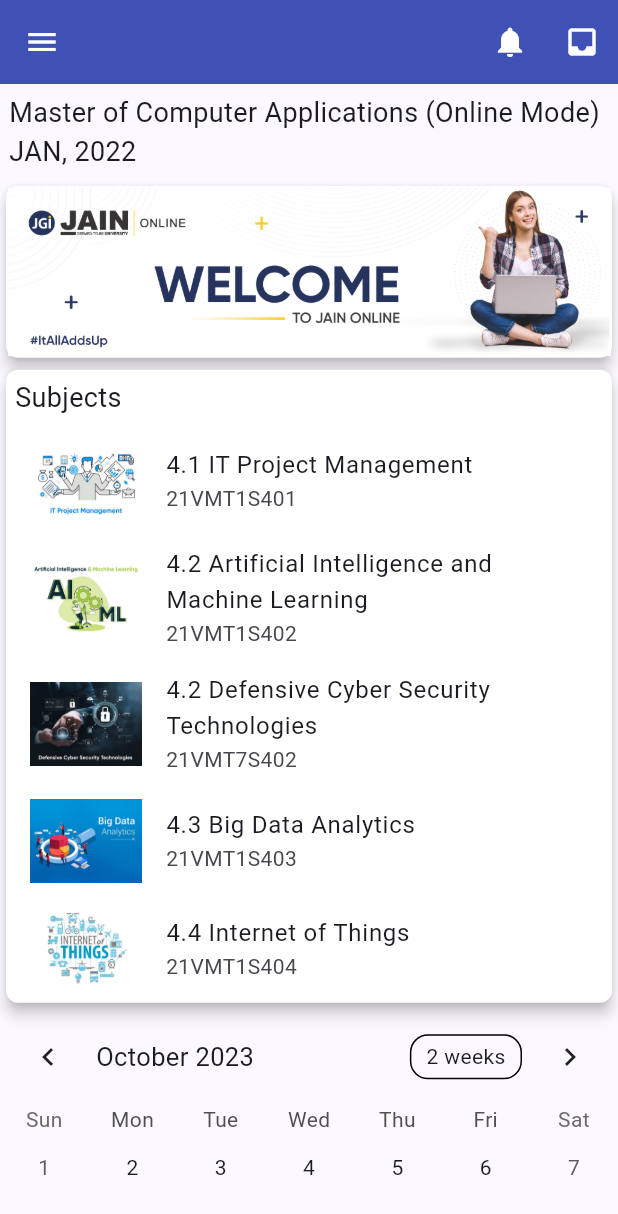
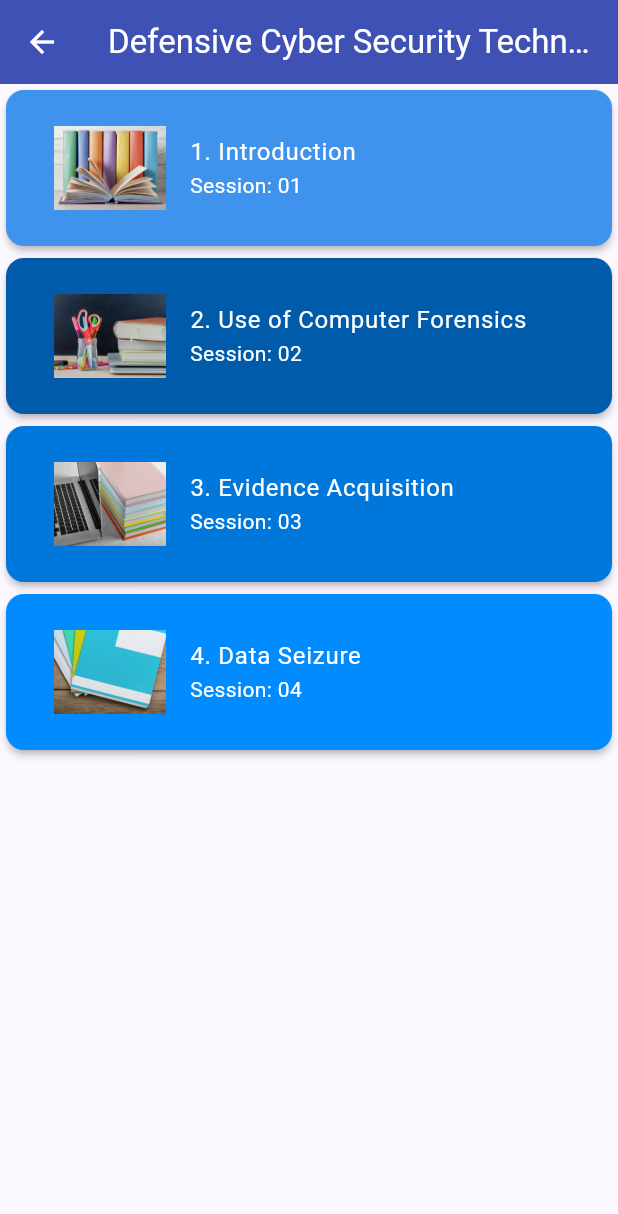
Before and after one commit to TutorialsAndroid/LMS, a Flutter app: the HomeScreen screen opened directly, after a tap on "4.2 Defensive Cyber Security Technologie", on a phone screen of 412 x 824 dp. Shown: the top 1214 px of the screen. Run offline on Flutter 3.47's test engine with Material 2 defaults, Android fonts, the phone set to English and light mode, and no system bars; drawn by our look-alikes of table_calendar; our stand-ins replace percent_indicator.

Commit message:
Added Defensive Cyber Security Recorded Session UI

```diff
--- a/lib/home_screen.dart
+++ b/lib/home_screen.dart
@@ -5,6 +5,7 @@ import 'package:lms/join_lecture.dart';
 import 'package:lms/main.dart';
 import 'package:lms/notifications_screen.dart';
 import 'package:lms/recorded_sessions_screens/ai_ml.dart';
+import 'package:lms/recorded_sessions_screens/defensive_cyber_sec.dart';
 import 'package:lms/recorded_sessions_screens/it_project_management.dart';
 
 import 'my_calendar_widget.dart';
@@ -193,7 +194,10 @@ class _HomeScreenState extends State<HomeScreen> {
                       title: const Text('4.2 Defensive Cyber Security Technologies'),
                       subtitle: const Text('21VMT7S402'),
                       onTap: () {
-                        //TODO
+                        Navigator.push(
+                            context,
+                            MaterialPageRoute(builder: (context) => const DefensiveCyberSec(title: 'Defensive Cyber Security Technologies'))
+                        );
                       },
                     ),
 
--- /dev/null
+++ b/lib/recorded_sessions_screens/defensive_cyber_sec.dart
@@ -0,0 +1,116 @@
+import 'package:flutter/material.dart';
+
+class DefensiveCyberSec extends StatefulWidget {
+  final String title;
+
+  const DefensiveCyberSec({super.key, required this.title});
+
+  @override
+  State<DefensiveCyberSec> createState() => _DefensiveCyberSecScreenState();
+}
+
+class _DefensiveCyberSecScreenState extends State<DefensiveCyberSec> {
+  @override
+  Widget build(BuildContext context) {
+    return Scaffold(
+        appBar: AppBar(
+          backgroundColor: Colors.indigo,
+          title: Text(
+            widget.title,
+            style: const TextStyle(color: Colors.white),
+          ),
+          leading: Builder(
+            builder: (BuildContext context) {
+              return IconButton(
+                icon: const Icon(Icons.arrow_back),
+                color: Colors.white, // Change the color here
+                onPressed: () {
+                  Navigator.of(context).pop();
+                },
+              );
+            },
+          ),
+        ),
+        body: SingleChildScrollView(
+          child: Column(
+            children: [
+              // Add more children here using a loop
+              // for (int i = 0; i < 4; i++) // Change the loop condition as needed
+              Card(
+                elevation: 2,
+                color: const Color(0xFF3F93EC),
+                child: Padding(
+                  padding: const EdgeInsets.all(16.0),
+                  child: ListTile(
+                    leading: Image.asset('assets/it_project_managment/lesson2.jpg'),
+                    title: const Text(
+                      '1. Introduction',
+                      style: TextStyle(color: Colors.white),
+                    ),
+                    subtitle: const Text(
+                      'Session: 01',
+                      style: TextStyle(color: Colors.white),
+                    ),
+                    onTap: () {
+                      // Add your logic here
+                    },
+                  ),
+                ),
+              ),
+
+              Card(
+                elevation: 2,
+                color: const Color(0xFF005CAB),
+                child: Padding(
+                  padding: const EdgeInsets.all(16.0),
+                  child: ListTile(
+                    leading: Image.asset('assets/it_project_managment/lesson3.jpg'),
+                    title: const Text('2. Use of Computer Forensics', style: TextStyle(color: Colors.white),),
+                    subtitle: const Text('Session: 02', style: TextStyle(color: Colors.white),),
+                    onTap: () {
+                      // Add your logic here
+
+                    },
+                  ),
+                ),
+              ),
+
+              Card(
+                elevation: 2,
+                color: const Color(0xFF0077DB),//#0077DB
+                child: Padding(
+                  padding: const EdgeInsets.all(16.0),
+                  child: ListTile(
+                    leading: Image.asset('assets/it_project_managment/lesson4.jpg'),
+                    title: const Text('3. Evidence Acquisition', style: TextStyle(color: Colors.white),),
+                    subtitle: const Text('Session: 03',style: TextStyle(color: Colors.white),),
+                    onTap: () {
+                      // Add your logic here
+
+                    },
+                  ),
+                ),
+              ),
+
+              Card(
+                elevation: 2,
+                color: const Color(0xFF008BFF),//#008BFF
+                child: Padding(
+                  padding: const EdgeInsets.all(16.0),
+                  child: ListTile(
+                    leading: Image.asset('assets/it_project_managment/lesson5.jpg'),
+                    title: const Text('4. Data Seizure',style: TextStyle(color: Colors.white),),
+                    subtitle: const Text('Session: 04',style: TextStyle(color: Colors.white),),
+                    onTap: () {
+                      // Add your logic here
+
+                    },
+                  ),
+                ),
+              ),
+            ],
+          ),
+        )
+    );
+  }
+}
```
Also changed, not shown: lib/recorded_sessions_screens/big_data_analysis.dart (added).
